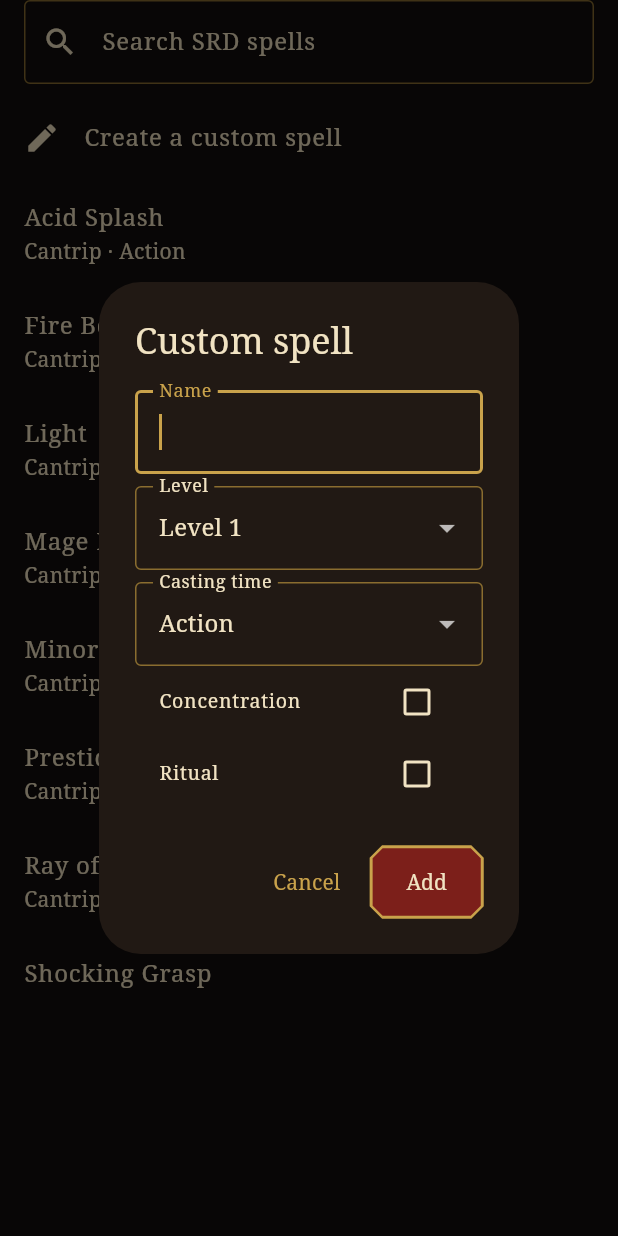
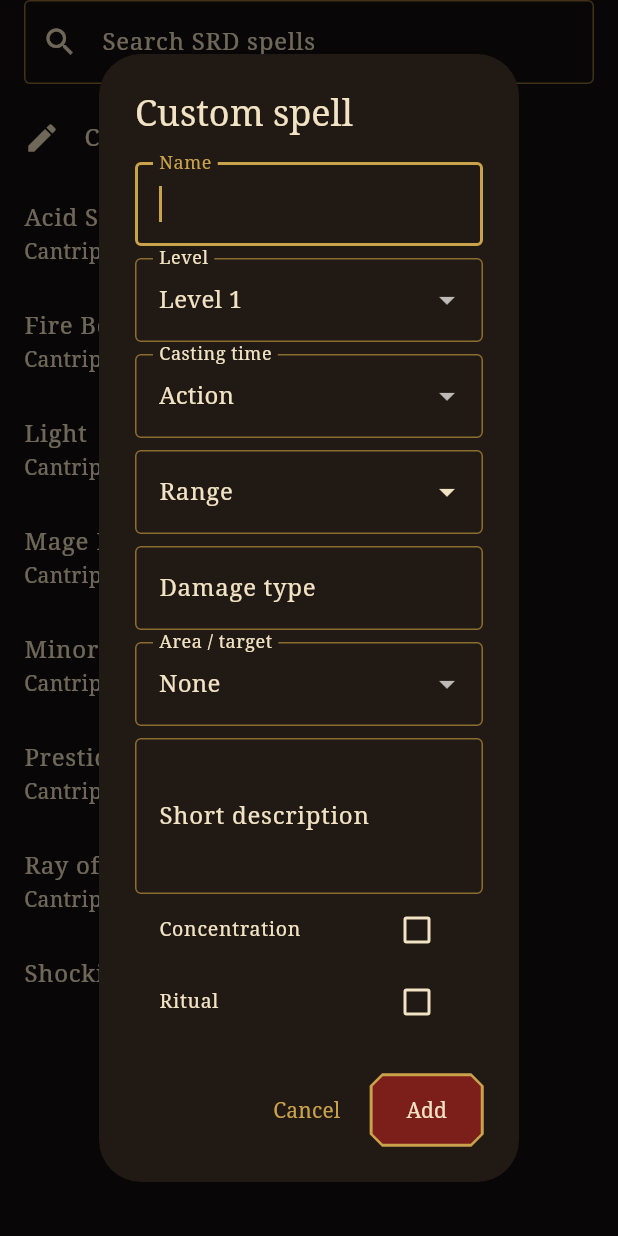
Before and after one commit to KristijanJankuloski/dnd-character-tracker, a Flutter app: the _SpellPicker widget shown alone on an empty page, opened directly, after a tap on "Create a custom spell", on a phone screen of 412 x 824 dp. Run offline on Flutter 3.47's test engine with Material 3 defaults, Android fonts, the phone set to English and light mode, and no system bars; our stand-ins replace bloc, bloc_concurrency, drift, drift_flutter, equatable, flutter_bloc and 2 more; missing offline and left inert: flutter_zxing; accounts and stored records are empty; generated files the repository leaves out were written again.

Commit message:
Add range, damage type, area and description to custom spells (#8)
Claude-Session: https://claude.ai/code/session_01Tzg63Uwzgq4HXkCb6i9s57

Co-authored-by: Claude <noreply@anthropic.com>

```diff
--- a/lib/domain/models.dart
+++ b/lib/domain/models.dart
@@ -365,6 +365,21 @@ class Resource {
   );
 }
 
+/// Shape of a spell's area of effect or targeting.
+enum AreaShape {
+  none('None'),
+  singleTarget('Single target'),
+  multipleTargets('Multiple targets'),
+  radius('Radius / sphere'),
+  cone('Cone'),
+  line('Line'),
+  cube('Cube'),
+  cylinder('Cylinder');
+
+  const AreaShape(this.label);
+  final String label;
+}
+
 class Spell {
   const Spell({
     required this.id,
@@ -380,6 +395,9 @@ class Spell {
     this.save,
     this.attackRoll = false,
     this.text = '',
+    this.damageType = '',
+    this.areaShape = AreaShape.none,
+    this.areaSize = '',
   });
 
   final String id;
@@ -395,6 +413,11 @@ class Spell {
   final Ability? save;
   final bool attackRoll;
   final String text;
+
+  /// Optional detail fields (empty/none for older saves and SRD spells).
+  final String damageType;
+  final AreaShape areaShape;
+  final String areaSize;
 
   bool get isCantrip => level == 0;
 
@@ -412,6 +435,9 @@ class Spell {
     save: save,
     attackRoll: attackRoll,
     text: text,
+    damageType: damageType,
+    areaShape: areaShape,
+    areaSize: areaSize,
   );
 
   Map<String, Object?> toJson() => {
@@ -428,6 +454,9 @@ class Spell {
     'save': save?.name,
     'attackRoll': attackRoll,
     'text': text,
+    'damageType': damageType,
+    'areaShape': areaShape.name,
+    'areaSize': areaSize,
   };
 
   factory Spell.fromJson(Map<String, Object?> j) => Spell(
@@ -448,6 +477,9 @@ class Spell {
     save: j['save'] == null ? null : Ability.parse(j['save'] as String),
     attackRoll: (j['attackRoll'] as bool?) ?? false,
     text: (j['text'] as String?) ?? '',
+    damageType: (j['damageType'] as String?) ?? '',
+    areaShape: _enum(AreaShape.values, j['areaShape'], AreaShape.none),
+    areaSize: (j['areaSize'] as String?) ?? '',
   );
 }
 
--- a/lib/features/spells/spells_screen.dart
+++ b/lib/features/spells/spells_screen.dart
@@ -360,6 +360,9 @@ class _SpellTile extends StatelessWidget {
           'Casting time: ${castingLabel(spell.castingTime)}',
           if (spell.range.isNotEmpty) 'Range: ${spell.range}',
           if (spell.damage.isNotEmpty) 'Effect: ${spell.damage}',
+          if (spell.damageType.isNotEmpty) 'Damage type: ${spell.damageType}',
+          if (spell.areaShape != AreaShape.none)
+            'Area/target: ${spell.areaShape.label}${spell.areaSize.isNotEmpty ? ' (${spell.areaSize})' : ''}',
           if (spell.save != null) 'Save: ${spell.save!.abbr}',
           if (spell.concentration) 'Concentration',
           if (spell.ritual) 'Ritual',
@@ -551,6 +554,11 @@ class _SpellPickerState extends State<_SpellPicker> {
     var time = CastingTime.action;
     var conc = false;
     var ritual = false;
+    final range = TextEditingController();
+    final damageType = TextEditingController();
+    var shape = AreaShape.none;
+    final areaSize = TextEditingController();
+    final desc = TextEditingController();
     return showDialog<Spell>(
       context: context,
       builder: (ctx) => StatefulBuilder(
@@ -588,6 +596,65 @@ class _SpellPickerState extends State<_SpellPicker> {
                   ],
                   onChanged: (v) => set(() => time = v ?? CastingTime.action),
                 ),
+                const SizedBox(height: 8),
+                TextField(
+                  controller: range,
+                  decoration: InputDecoration(
+                    labelText: 'Range',
+                    hintText: 'Self, Touch, 30 ft...',
+                    suffixIcon: PopupMenuButton<String>(
+                      icon: const Icon(Icons.arrow_drop_down),
+                      onSelected: (v) => range.text = v,
+                      itemBuilder: (_) => [
+                        for (final r in const [
+                          'Self',
+                          'Touch',
+                          '30 ft',
+                          '60 ft',
+                          '120 ft',
+                        ])
+                          PopupMenuItem(value: r, child: Text(r)),
+                      ],
+                    ),
+                  ),
+                ),
+                const SizedBox(height: 8),
+                TextField(
+                  controller: damageType,
+                  decoration: const InputDecoration(
+                    labelText: 'Damage type',
+                    hintText: 'fire, cold, none...',
+                  ),
+                ),
+                const SizedBox(height: 8),
+                DropdownButtonFormField<AreaShape>(
+                  initialValue: shape,
+                  decoration: const InputDecoration(labelText: 'Area / target'),
+                  items: [
+                    for (final a in AreaShape.values)
+                      DropdownMenuItem(value: a, child: Text(a.label)),
+                  ],
+                  onChanged: (v) => set(() => shape = v ?? AreaShape.none),
+                ),
+                if (shape != AreaShape.none &&
+                    shape != AreaShape.singleTarget) ...[
+                  const SizedBox(height: 8),
+                  TextField(
+                    controller: areaSize,
+                    decoration: const InputDecoration(
+                      labelText: 'Size (optional)',
+                      hintText: '20 ft',
+                    ),
+                  ),
+                ],
+                const SizedBox(height: 8),
+                TextField(
+                  controller: desc,
+                  maxLines: 3,
+                  decoration: const InputDecoration(
+                    labelText: 'Short description',
+                  ),
+                ),
                 CheckboxListTile(
                   value: conc,
                   onChanged: (v) => set(() => conc = v ?? false),
@@ -620,6 +687,15 @@ class _SpellPickerState extends State<_SpellPicker> {
                     castingTime: time,
                     concentration: conc,
                     ritual: ritual,
+                    range: range.text.trim(),
+                    damageType: damageType.text.trim(),
+                    areaShape: shape,
+                    areaSize:
+                        shape == AreaShape.none ||
+                            shape == AreaShape.singleTarget
+                        ? ''
+                        : areaSize.text.trim(),
+                    text: desc.text.trim(),
                   ),
                 );
               },
```
Also changed, not shown: 1 other file.
